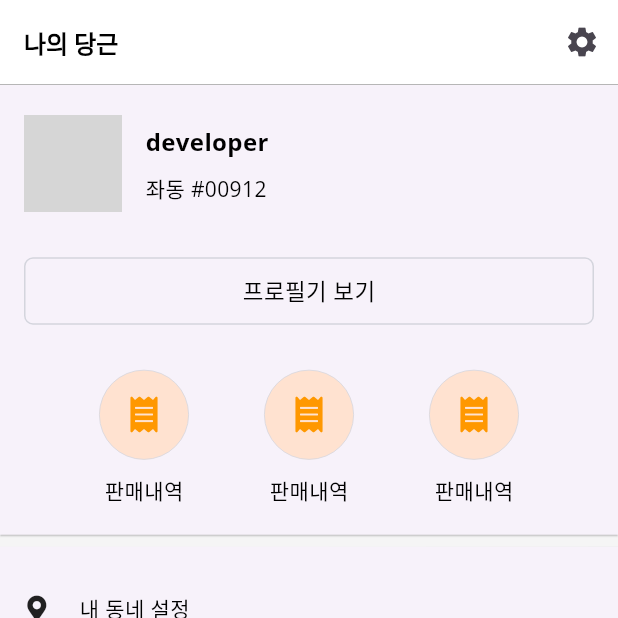
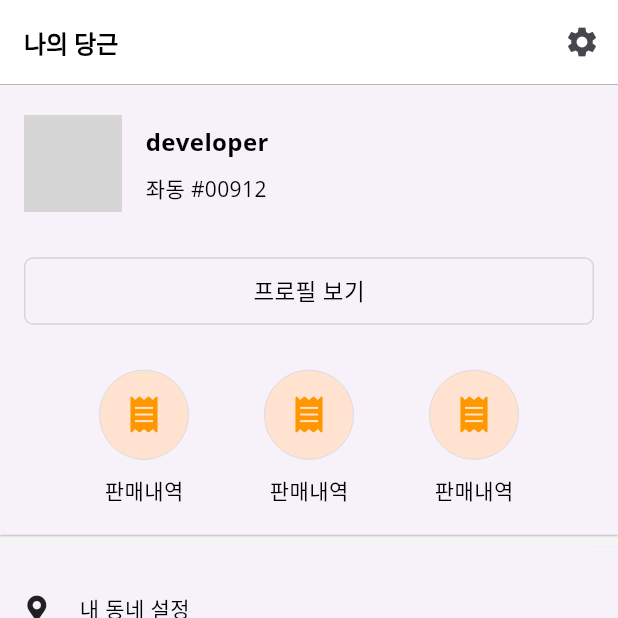
Before and after one commit to aengzu/carrot_market_clone, a Flutter app: the screen it shows after launch, item 5 of the bottom bar chosen, on a phone screen of 412 x 824 dp, the top half of it. Run offline on Flutter 3.47's test engine with Material 3 defaults, Android fonts, the phone set to English and light mode, and no system bars; our stand-ins replace font_awesome_flutter, google_fonts; network calls fail; grey boxes are pictures that could not be loaded.

Commit message:
주석추가

```diff
--- a/lib/screens/my_carrot/components/card_icon_menu.dart
+++ b/lib/screens/my_carrot/components/card_icon_menu.dart
@@ -1,45 +1,46 @@
-import 'package:flutter/material.dart';
-
-import '../../../models/icon_menu.dart';
-
+import 'package:flutter/material.dart'; // 플러터 머티리얼 디자인 라이브러리를 가져옵니다.
+import '../../../models/icon_menu.dart'; // 아이콘 메뉴 데이터 모델을 가져옵니다.
 
 class CardIconMenu extends StatelessWidget {
+  // 아이콘 메뉴 리스트를 위한 프로퍼티 선언
+  final List<IconMenu> iconMenuList; // IconMenu 타입의 리스트를 받습니다.
 
-  final List<IconMenu> iconMenuList;
-
-  const CardIconMenu({required this.iconMenuList});
+  // 생성자: 아이콘 메뉴 리스트를 필수 인자로 받습니다.
+  const CardIconMenu({required this.iconMenuList, super.key});
 
   @override
   Widget build(BuildContext context) {
+    // Card 위젯: 카드 형태의 UI를 제공
     return Card(
-      elevation: 0.5,
-      margin: EdgeInsets.zero,
-      shape: RoundedRectangleBorder(borderRadius: BorderRadius.circular(0.0)),
+      elevation: 0.5, // 카드의 그림자 깊이를 0.5로 설정하여 약간의 입체감을 줍니다.
+      margin: EdgeInsets.zero, // 카드의 외부 여백을 0으로 설정하여 주변과 붙어있게 합니다.
+      shape: RoundedRectangleBorder(borderRadius: BorderRadius.circular(0.0)), // 카드의 모서리를 둥글게 처리하지 않습니다.
 
+      // Padding: 카드 내부에 여백을 추가
       child: Padding(
-        padding: const EdgeInsets.all(16.0),
+        padding: const EdgeInsets.all(16.0), // 모든 방향으로 16.0의 패딩을 추가합니다.
         child: Column(
-          children: List.generate(iconMenuList.length,
+          children: List.generate( // 리스트를 동적으로 생성하는 메소드
+            iconMenuList.length, // 리스트의 길이만큼 요소를 생성합니다.
                 (index) => _buildRowIconItem(
-                    iconMenuList[index].title, iconMenuList[index].iconData),
+                iconMenuList[index].title, iconMenuList[index].iconData), // 각 아이콘 메뉴 항목에 대한 위젯을 생성
           ),
         ),
       ),
-
     );
   }
 
+  // _buildRowIconItem 메소드: 아이콘과 텍스트로 구성된 행 아이템을 생성
   Widget _buildRowIconItem(String title, IconData iconData) {
     return Container(
-      height: 50,
+        height: 50, // 컨테이너 높이를 50으로 설정
         child: Row(
           children: [
-          Icon(iconData, size: 17),
-          const SizedBox(width: 20),
-          Text(title)
+            Icon(iconData, size: 17), // 아이콘을 생성하며, 크기는 17로 설정
+            const SizedBox(width: 20), // 아이콘과 텍스트 사이의 공간을 20으로 설정
+            Text(title) // 텍스트를 표시
           ],
         )
     );
-
   }
 }
--- a/lib/screens/my_carrot/components/my_carrot_header.dart
+++ b/lib/screens/my_carrot/components/my_carrot_header.dart
@@ -1,44 +1,41 @@
-import 'package:flutter/material.dart';
-import 'package:font_awesome_flutter/font_awesome_flutter.dart';
+import 'package:flutter/material.dart'; // 플러터 머티리얼 디자인 라이브러리
+import 'package:font_awesome_flutter/font_awesome_flutter.dart'; // Font Awesome 아이콘 라이브러리
 
-import '../../../theme.dart';
+import '../../../theme.dart'; // 애플리케이션 테마 관련 설정
 
 class MyCarrotHeader extends StatelessWidget {
-  const MyCarrotHeader({super.key});
+  const MyCarrotHeader({super.key}); // 생성자
 
   @override
   Widget build(BuildContext context) {
-
+    // Card 위젯을 사용하여 헤더 부분의 UI를 구성
     return Card(
-      elevation: 0.5,
-      margin: EdgeInsets.zero,
-      shape: RoundedRectangleBorder(borderRadius: BorderRadius.circular(0.0)),
+      elevation: 0.5, // 카드의 그림자 깊이
+      margin: EdgeInsets.zero, // 카드의 외부 여백 제거
+      shape: RoundedRectangleBorder(borderRadius: BorderRadius.circular(0.0)), // 카드 모서리 둥글기 제거
       child: Padding(
-          padding: EdgeInsets.symmetric(vertical: 20, horizontal: 16),
+          padding: EdgeInsets.symmetric(vertical: 20, horizontal: 16), // 상하 20, 좌우 16 패딩
           child: Column(
             children: [
-              _buildProfileRow(),
-              const SizedBox(height: 30.0),
-              _buildProfileButton(),
-              const SizedBox(height: 30.0),
+              _buildProfileRow(), // 프로필 행을 구성하는 위젯
+              const SizedBox(height: 30.0), // 위젯 간의 수직 공간
+              _buildProfileButton(), // 프로필 보기 버튼
+              const SizedBox(height: 30.0), // 위젯 간의 수직 공간
               Row(
-                // spaceEvenly : ?
-                mainAxisAlignment: MainAxisAlignment.spaceEvenly,
+                mainAxisAlignment: MainAxisAlignment.spaceEvenly, // 자식 위젯을 균등하게 배치
                 children: [
+                  _buildRoundTextButton('판매내역', FontAwesomeIcons.receipt), // 라운드 텍스트 버튼
                   _buildRoundTextButton('판매내역', FontAwesomeIcons.receipt),
                   _buildRoundTextButton('판매내역', FontAwesomeIcons.receipt),
-                  _buildRoundTextButton('판매내역', FontAwesomeIcons.receipt),
-
                 ],
               ),
             ],
           )
       ),
-
     );
   }
 
-
+  // 라운드 텍스트 버튼을 구성하는 위젯
   Widget _buildRoundTextButton(String title, IconData iconData) {
     return Column(
       children: [
@@ -46,49 +43,48 @@ class MyCarrotHeader extends StatelessWidget {
           width: 60,
           height: 60,
           decoration: BoxDecoration(
-            color: Color.fromRGBO(255, 226, 208, 1),
-            border: Border.all(color: Color(0xFFD4D5DD), width: 0.5),
-            borderRadius: BorderRadius.circular(30.0),
+            color: Color.fromRGBO(255, 226, 208, 1), // 배경색
+            border: Border.all(color: Color(0xFFD4D5DD), width: 0.5), // 테두리 색상과 두께
+            borderRadius: BorderRadius.circular(30.0), // 모서리 둥글기
           ),
           child: Icon(
             iconData,
-            color: Colors.orange,
+            color: Colors.orange, // 아이콘 색상
           ),
-
         ),
-        SizedBox(height: 10.0),
+        SizedBox(height: 10.0), // 아이콘과 텍스트 사이의 공간
         Text(
             title,
-          style: textTheme().titleLarge
+            style: textTheme().titleLarge // 텍스트 스타일
         )
       ],
-
     );
   }
 
+  // 프로필 보기 버튼 위젯
   Widget _buildProfileButton() {
     return InkWell(
-      onTap: () {},
+      onTap: () {}, // 클릭 이벤트 처리(현재 미정의)
       child: Container(
         decoration: BoxDecoration(
           border: Border.all(
             color: Color(0xFFD4D5DD),
             width: 1.0,
           ),
-          borderRadius: BorderRadius.circular(6.0),
+          borderRadius: BorderRadius.circular(6.0), // 모서리 둥글기
         ),
-        height: 45,
+        height: 45, // 컨테이너 높이
         child: Center(
           child: Text(
-              '프로필기 보기',
-              style: textTheme().titleMedium,
+            '프로필 보기',
+            style: textTheme().titleMedium, // 텍스트 스타일
           ),
         ),
       ),
-
     );
   }
 
+  // 프로필 정보 행을 구성하는 위젯
   Widget _buildProfileRow() {
     return Row(
       children: [
@@ -98,39 +94,37 @@ class MyCarrotHeader extends StatelessWidget {
               width: 65,
               height: 65,
               child: ClipRRect(
-              borderRadius: BorderRadius.circular(32.5),
+                borderRadius: BorderRadius.circular(32.5), // 이미지 모서리 둥글기
                 child: Image.network('https://picsum.photos/200/100/',
-                fit: BoxFit.cover,
+                  fit: BoxFit.cover, // 이미지 채우기 방식
                 ),
               ),
             ),
-          Positioned(bottom: 0, right: 0,
+            Positioned(bottom: 0, right: 0, // 포지션 조정
               child: Container(
                 width: 20,
                 height: 20,
                 decoration: BoxDecoration(
-                  borderRadius: BorderRadius.circular(15),
-                  color: Colors.grey[100]),
+                    borderRadius: BorderRadius.circular(15), // 모서리 둥글기
+                    color: Colors.grey[100]), // 배경색
                 child: Icon(
                   Icons.camera_alt_outlined,
-                size: 15,
+                  size: 15, // 아이콘 크기
                 ),
               ),
             ),
-
           ],
         ),
         SizedBox(
-          width: 16
+            width: 16 // 이미지와 텍스트 사이의 가로 공간
         ),
         Column(
-          crossAxisAlignment: CrossAxisAlignment.start,
+          crossAxisAlignment: CrossAxisAlignment.start, // 왼쪽 정렬
           children: [
-            Text('developer', style: textTheme().displayMedium),
-            SizedBox(height: 10),
-            Text('좌동 #00912'),
+            Text('developer', style: textTheme().displayMedium), // 개발자 텍스트 스타일
+            SizedBox(height: 10), // 텍스트 간의 수직 공간
+            Text('좌동 #00912'), // 세부 정보 텍스트
           ],
-
         ),
       ],
     );
--- a/lib/screens/my_carrot/my_carrot_screen.dart
+++ b/lib/screens/my_carrot/my_carrot_screen.dart
@@ -1,36 +1,39 @@
-import 'package:carrot_market_clone/models/icon_menu.dart';
-import 'package:carrot_market_clone/screens/my_carrot/components/card_icon_menu.dart';
-import 'package:carrot_market_clone/screens/my_carrot/components/my_carrot_header.dart';
-import 'package:flutter/material.dart';
+import 'package:carrot_market_clone/models/icon_menu.dart'; // 아이콘 메뉴 데이터 모델
+import 'package:carrot_market_clone/screens/my_carrot/components/card_icon_menu.dart'; // 아이콘 메뉴 카드 위젯
+import 'package:carrot_market_clone/screens/my_carrot/components/my_carrot_header.dart'; // 나의 당근 헤더 컴포넌트
+import 'package:flutter/material.dart'; // 플러터 머티리얼 디자인 라이브러리
 
 class MyCarrotScreen extends StatelessWidget {
-  const MyCarrotScreen({super.key});
+  const MyCarrotScreen({super.key}); // 생성자
 
   @override
   Widget build(BuildContext context) {
+    // Scaffold는 기본적인 머티리얼 디자인 레이아웃 구조를 제공합니다.
     return Scaffold(
-      backgroundColor: Colors.grey[100],
+      backgroundColor: Colors.grey[100], // 배경색 설정
       appBar: AppBar(
-        title: const Text('나의 당근'),
+        title: const Text('나의 당근'), // 앱 바의 타이틀
         actions: [
-          IconButton(icon: Icon(Icons.settings), onPressed: () {}),
+          IconButton(
+            icon: Icon(Icons.settings), // 설정 아이콘
+            onPressed: () {}, // 아이콘 버튼 클릭 이벤트 처리
+          ),
         ],
         bottom: const PreferredSize(
-            preferredSize: Size.fromHeight(0.5),
-            child: Divider(thickness: 0.5, height: 0.5, color: Colors.grey)),
+            preferredSize: Size.fromHeight(0.5), // 앱 바 하단 크기 설정
+            child: Divider(thickness: 0.5, height: 0.5, color: Colors.grey)), // 앱 바 하단에 구분선 추가
       ),
-    body: ListView(
-      children: [
-        MyCarrotHeader(),
-        const SizedBox(height: 8.0),
-        CardIconMenu(iconMenuList: iconMenu1),
-        const SizedBox(height: 8.0),
-        CardIconMenu(iconMenuList: iconMenu2),
-        SizedBox(height: 8.0),
-        CardIconMenu(iconMenuList: iconMenu3),
-
-      ],
-    ),
+      body: ListView(
+        children: [
+          MyCarrotHeader(), // 나의 당근 헤더 컴포넌트
+          const SizedBox(height: 8.0), // 세로 간격
+          CardIconMenu(iconMenuList: iconMenu1), // 아이콘 메뉴 카드
+          const SizedBox(height: 8.0), // 세로 간격
+          CardIconMenu(iconMenuList: iconMenu2), // 아이콘 메뉴 카드
+          SizedBox(height: 8.0), // 세로 간격
+          CardIconMenu(iconMenuList: iconMenu3), // 아이콘 메뉴 카드
+        ],
+      ),
     );
   }
 }
```
Lines whose indentation alone changed are shown as unchanged.
